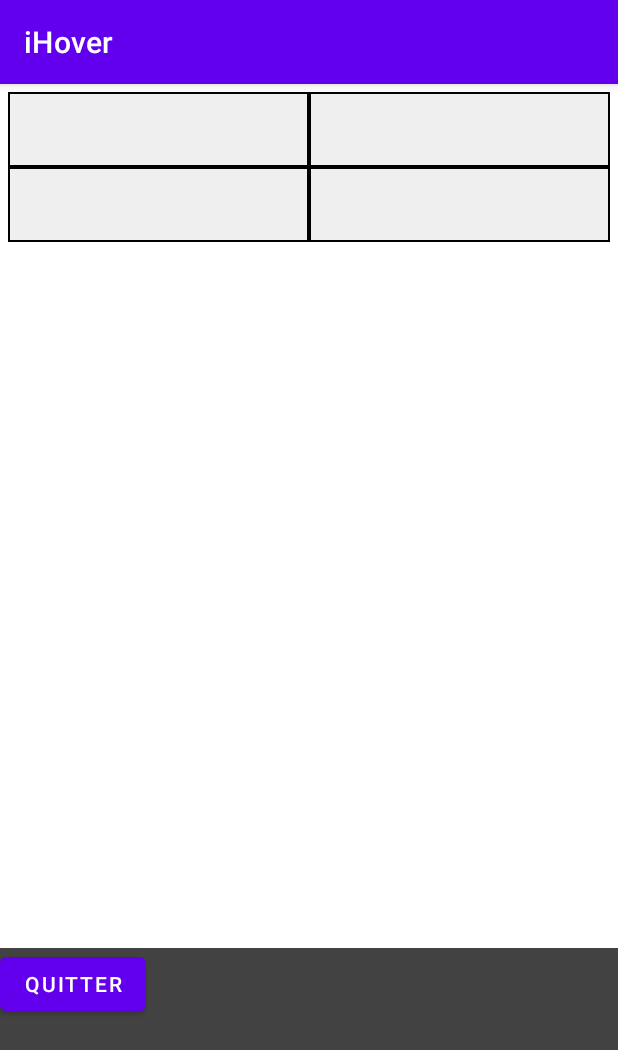
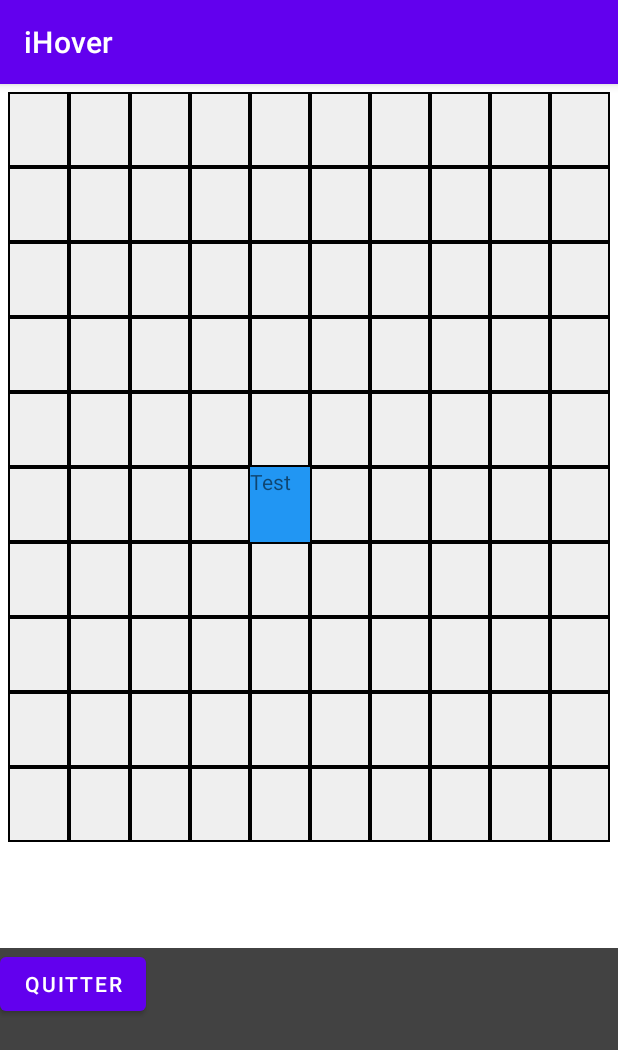
Before and after one commit to ousmane-diallo-sio/iHoover, an Android app: the screen it shows after launch (GridActivity), after a tap on "CRÉER LA GRILLE", on a phone screen of 412 x 824 dp. Shown: the top 1050 px of the screen. Run offline under Robolectric (Android 15) with nearby library versions, the phone set to English and light mode, and no system bars.

Commit message:
10/08/2022 C2

```diff
--- a/app/src/main/java/com/yanport/GridActivity.java
+++ b/app/src/main/java/com/yanport/GridActivity.java
@@ -13,6 +13,7 @@ import android.view.View;
 import android.view.ViewGroup;
 import android.widget.LinearLayout;
 import android.widget.TableLayout;
+import android.widget.TextView;
 
 public class GridActivity extends AppCompatActivity {
 
@@ -50,6 +51,19 @@ public class GridActivity extends AppCompatActivity {
             gridContainer.addView(row);
         }
 
+        LinearLayout layout = (LinearLayout) this.gridContainer.getChildAt(5);
+        LinearLayout case1 = (LinearLayout) layout.getChildAt(4);
+        case1.setBackgroundResource(R.color.blue);
+        TextView tv = new TextView(this);
+        tv.setText("Test");
+        case1.addView(tv);
+
+
+
+
+
+
+
     }
 
     public void quitActivity(View view) {
--- a/app/src/main/java/com/yanport/MainActivity.java
+++ b/app/src/main/java/com/yanport/MainActivity.java
@@ -41,6 +41,9 @@ public class MainActivity extends AppCompatActivity {
         spHeight.setAdapter(spsAdapter);
         spLength.setAdapter(spsAdapter);
 
+        spHeight.setSelection(spsAdapter.getCount() -1);
+        spLength.setSelection(spsAdapter.getCount() -1);
+
     }
 
     public void createGrid(View view) {
--- /dev/null
+++ b/app/src/main/res/drawable/vacuum.xml
@@ -0,0 +1,5 @@
+<vector android:height="24dp" android:tint="#000000"
+    android:viewportHeight="24" android:viewportWidth="24"
+    android:width="24dp" xmlns:android="http://schemas.android.com/apk/res/android">
+    <path android:fillColor="@android:color/white" android:pathData="M4,12l1.41,1.41L11,7.83V20h2V7.83l5.58,5.59L20,12l-8,-8 -8,8z"/>
+</vector>
--- a/app/src/main/res/layout/grid_box.xml
+++ b/app/src/main/res/layout/grid_box.xml
@@ -1,7 +1,8 @@
 <?xml version="1.0" encoding="utf-8"?>
-<View android:id="@+id/gridBox"
+<LinearLayout android:id="@+id/gridBox"
     android:layout_width="50dp"
     android:layout_height="50dp"
     android:layout_weight="1"
-    android:background="@drawable/grid_box"
-    xmlns:android="http://schemas.android.com/apk/res/android" />
+    android:background="@drawable/grid_box_border"
+    xmlns:android="http://schemas.android.com/apk/res/android"
+    android:orientation="horizontal" />
```
Also changed, not shown: app/src/main/res/drawable/grid_box_border.xml (renamed from app/src/main/res/drawable/grid_box.xml).
